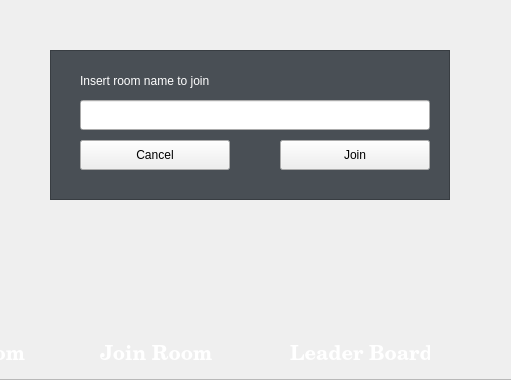
Old version of the form src/client/menu_login.ui in the repository SaDaNdLoNeLy/tictactoe; both pictures show x 120 to 631 and y 130 to 510 of the 730 by 510 pixel window.
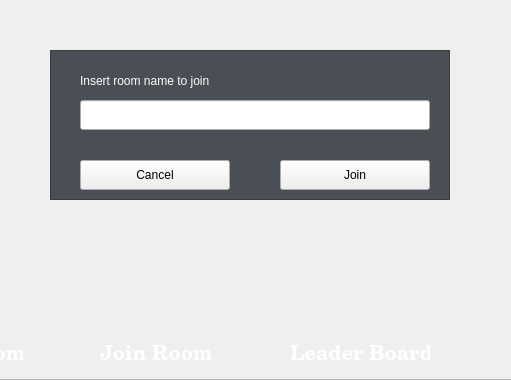
New version of the form. Icons and pictures are not drawn.

Commit message: join room

The edit to the form file:
```diff
--- a/src/client/menu_login.ui
+++ b/src/client/menu_login.ui
@@ -309,7 +309,7 @@
     </property>
     <property name="styleSheet">
      <string notr="true">color: red;
-font-size: 15px;</string>
+font-size: 12px;</string>
     </property>
     <property name="text">
      <string/>
@@ -358,7 +358,7 @@
     <property name="geometry">
      <rect>
       <x>30</x>
-      <y>90</y>
+      <y>110</y>
       <width>150</width>
       <height>30</height>
      </rect>
@@ -371,7 +371,7 @@
     <property name="geometry">
      <rect>
       <x>230</x>
-      <y>90</y>
+      <y>110</y>
       <width>150</width>
       <height>30</height>
      </rect>
@@ -380,6 +380,29 @@
      <string>Join</string>
     </property>
    </widget>
+   <widget class="QLabel" name="warning_join">
+    <property name="geometry">
+     <rect>
+      <x>30</x>
+      <y>80</y>
+      <width>351</width>
+      <height>21</height>
+     </rect>
+    </property>
+    <property name="font">
+     <font>
+      <pointsize>-1</pointsize>
+      <bold>true</bold>
+     </font>
+    </property>
+    <property name="styleSheet">
+     <string notr="true">font-size: 12px;
+color: red;</string>
+    </property>
+    <property name="text">
+     <string/>
+    </property>
+   </widget>
   </widget>
  </widget>
  <resources>
```
The commit also changes 9 other files.
